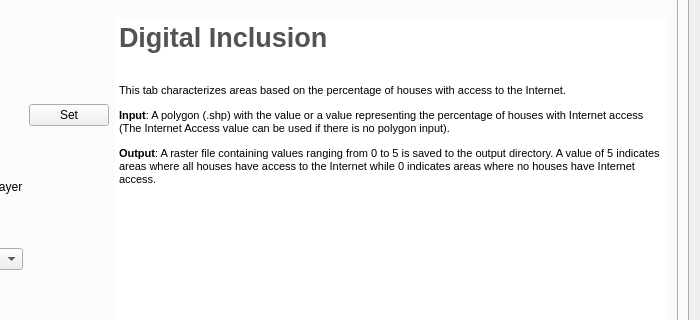
The window that gender_indicator_tool/gender_indicator_tool_dialog_base.ui (worldbank/GEEST) describes before a commit, drawn with Qt 5; both pictures show x 200 to 900 and y 93 to 413 of the 900 by 775 pixel window.
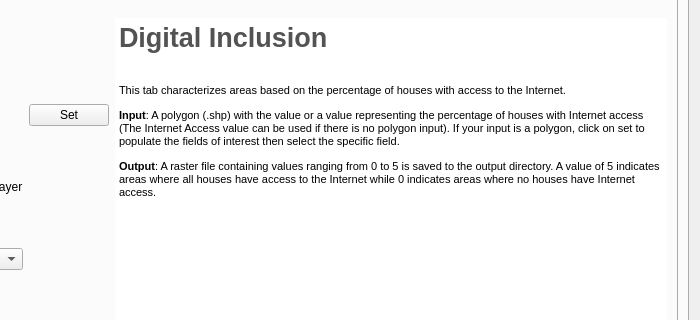
The same window after the commit. The open tabs and pages were chosen to show the change. Custom widgets are drawn as their Qt base class.

Commit message: updated UI text DIG

```diff
--- a/gender_indicator_tool/gender_indicator_tool_dialog_base.ui
+++ b/gender_indicator_tool/gender_indicator_tool_dialog_base.ui
@@ -2585,7 +2585,7 @@
 &lt;p align=&quot;justify&quot; style=&quot; margin-top:0px; margin-bottom:0px; margin-left:0px; margin-right:0px; -qt-block-indent:0; text-indent:0px;&quot;&gt;&lt;span style=&quot; font-family:'MS Shell Dlg 2'; font-size:20pt; font-weight:600; color:#535353;&quot;&gt;Digital Inclusion&lt;/span&gt;&lt;/p&gt;
 &lt;p align=&quot;justify&quot; style=&quot;-qt-paragraph-type:empty; margin-top:0px; margin-bottom:0px; margin-left:0px; margin-right:0px; -qt-block-indent:0; text-indent:0px; font-family:'MS Shell Dlg 2'; font-size:20pt; font-weight:600; color:#535353;&quot;&gt;&lt;br /&gt;&lt;/p&gt;
 &lt;p align=&quot;justify&quot; style=&quot; margin-top:0px; margin-bottom:0px; margin-left:0px; margin-right:0px; -qt-block-indent:0; text-indent:0px;&quot;&gt;&lt;span style=&quot; font-family:'MS Shell Dlg 2'; font-size:8pt;&quot;&gt;This tab characterizes areas based on the percentage of houses with access to the Internet. &lt;/span&gt;&lt;/p&gt;
-&lt;p style=&quot; margin-top:12px; margin-bottom:12px; margin-left:0px; margin-right:0px; -qt-block-indent:0; text-indent:0px;&quot;&gt;&lt;span style=&quot; font-family:'MS Shell Dlg 2'; font-size:8pt; font-weight:600;&quot;&gt;Input&lt;/span&gt;&lt;span style=&quot; font-family:'MS Shell Dlg 2'; font-size:8pt;&quot;&gt;: A polygon (.shp) with the value or a value representing the percentage of houses with Internet access (The Internet Access value can be used if there is no polygon input). &lt;/span&gt;&lt;/p&gt;
+&lt;p style=&quot; margin-top:12px; margin-bottom:12px; margin-left:0px; margin-right:0px; -qt-block-indent:0; text-indent:0px;&quot;&gt;&lt;span style=&quot; font-family:'MS Shell Dlg 2'; font-size:8pt; font-weight:600;&quot;&gt;Input&lt;/span&gt;&lt;span style=&quot; font-family:'MS Shell Dlg 2'; font-size:8pt;&quot;&gt;: A polygon (.shp) with the value or a value representing the percentage of houses with Internet access (The Internet Access value can be used if there is no polygon input). If your input is a polygon, click on set to populate the fields of interest then select the specific field.&lt;/span&gt;&lt;/p&gt;
 &lt;p style=&quot; margin-top:12px; margin-bottom:12px; margin-left:0px; margin-right:0px; -qt-block-indent:0; text-indent:0px;&quot;&gt;&lt;span style=&quot; font-family:'MS Shell Dlg 2'; font-size:8pt; font-weight:600;&quot;&gt;Output&lt;/span&gt;&lt;span style=&quot; font-family:'MS Shell Dlg 2'; font-size:8pt;&quot;&gt;: A raster file containing values ranging from 0 to 5 is saved to the output directory. A value of 5 indicates areas where all houses have access to the Internet while 0 indicates areas where no houses have Internet access. &lt;/span&gt;&lt;/p&gt;&lt;/body&gt;&lt;/html&gt;</string>
              </property>
             </widget>
```
